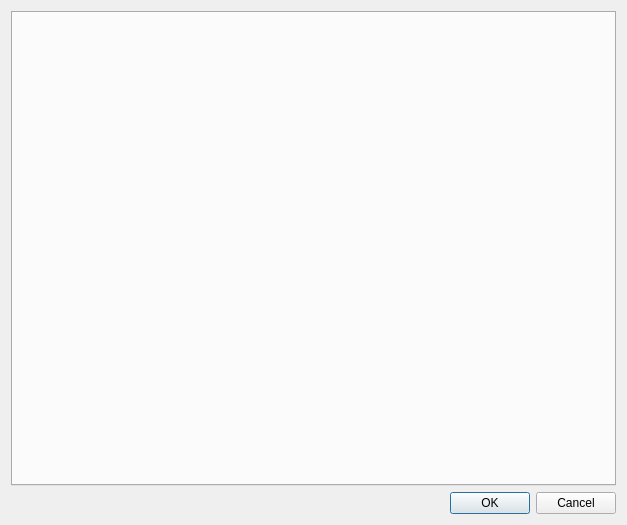
Qt form banta/res/ui/settings.ui (jerobarraco/banta) before a commit.
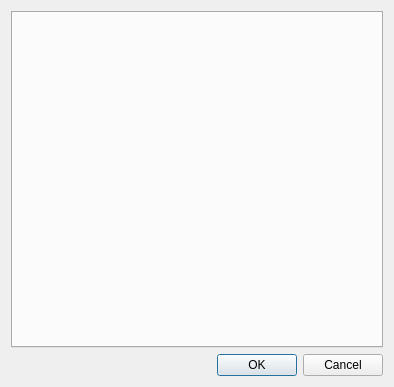
The same form after that commit.

The edit to the form file:
```diff
--- a/banta/res/ui/settings.ui
+++ b/banta/res/ui/settings.ui
@@ -6,8 +6,8 @@
    <rect>
     <x>0</x>
     <y>0</y>
-    <width>627</width>
-    <height>525</height>
+    <width>394</width>
+    <height>387</height>
    </rect>
   </property>
   <property name="sizePolicy">
```
